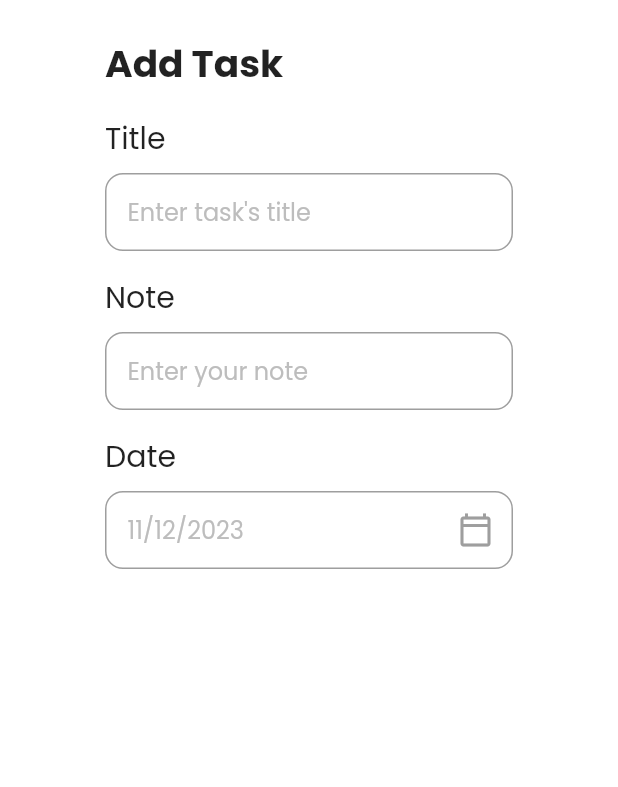
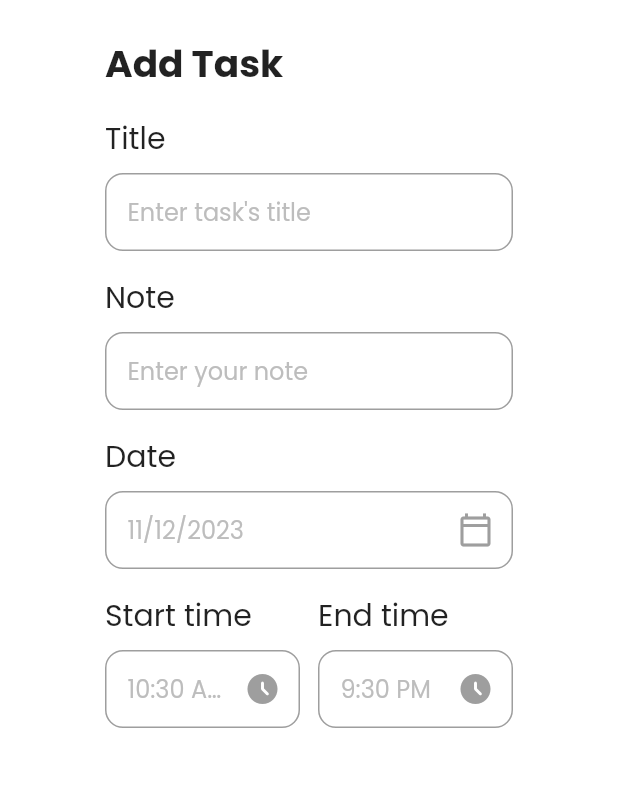
Before and after one commit to DanilIvanchik/RemindMe-Flutter-App, a Flutter app: the screen it shows after launch, after a tap on "Add task", on a phone screen of 412 x 824 dp, the part 70-857 px from its top. Run offline on Flutter 3.47's test engine with Material 2 defaults, Android fonts, the phone set to English and light mode, and no system bars; our stand-ins replace date_picker_timeline, get, google_fonts.

Commit message:
Added new fields on the task adding page

```diff
--- a/lib/pages/add_task_bar_page.dart
+++ b/lib/pages/add_task_bar_page.dart
@@ -12,6 +12,9 @@ class AddTask extends StatefulWidget {
 }
 
 class _AddTaskState extends State<AddTask> {
+  String _endTime = "9:30 PM";
+  String _startTime = DateFormat("hh:mm a").format(DateTime.now()).toString();
+
   @override
   Widget build(BuildContext context) {
     return Scaffold(
@@ -75,6 +78,41 @@ class _AddTaskState extends State<AddTask> {
                   _getDateFromUser();
                 },
               ),
+            ),
+            Row(
+              children: [
+                Expanded(
+                    child: AddTaskInputFiels(
+                  title: "Start time",
+                  hint: _startTime,
+                  passedWidget: IconButton(
+                    onPressed: () {
+                      _getTimeFromUser(true);
+                    },
+                    icon: Icon(
+                      Icons.access_time_filled_rounded,
+                      color: Colors.grey,
+                    ),
+                  ),
+                )),
+                SizedBox(
+                  width: 12,
+                ),
+                Expanded(
+                    child: AddTaskInputFiels(
+                  title: "End time",
+                  hint: _endTime,
+                  passedWidget: IconButton(
+                    onPressed: () {
+                      _getTimeFromUser(false);
+                    },
+                    icon: Icon(
+                      Icons.access_time_filled_rounded,
+                      color: Colors.grey,
+                    ),
+                  ),
+                ))
+              ],
             )
           ],
         )),
@@ -88,5 +126,35 @@ class _AddTaskState extends State<AddTask> {
         initialDate: DateTime.now(),
         firstDate: DateTime(2023),
         lastDate: DateTime(2100));
+
+    if (_datePicker != null) {
+      setState(() {
+        widget.chosenDate = _datePicker;
+      });
+    }
+  }
+
+  _getTimeFromUser(bool isStartTime) async {
+    var pickedTime = await _showTimePicker();
+    String formatedTime = pickedTime.format(context);
+
+    if (isStartTime) {
+      setState(() {
+        _startTime = formatedTime;
+      });
+    } else {
+      setState(() {
+        _endTime = formatedTime;
+      });
+    }
+  }
+
+  _showTimePicker() {
+    return showTimePicker(
+        initialEntryMode: TimePickerEntryMode.input,
+        context: context,
+        initialTime: TimeOfDay(
+            hour: int.parse(_startTime.split(":")[0]),
+            minute: int.parse(_startTime.split(":")[1].split(" ")[0])));
   }
 }
```
